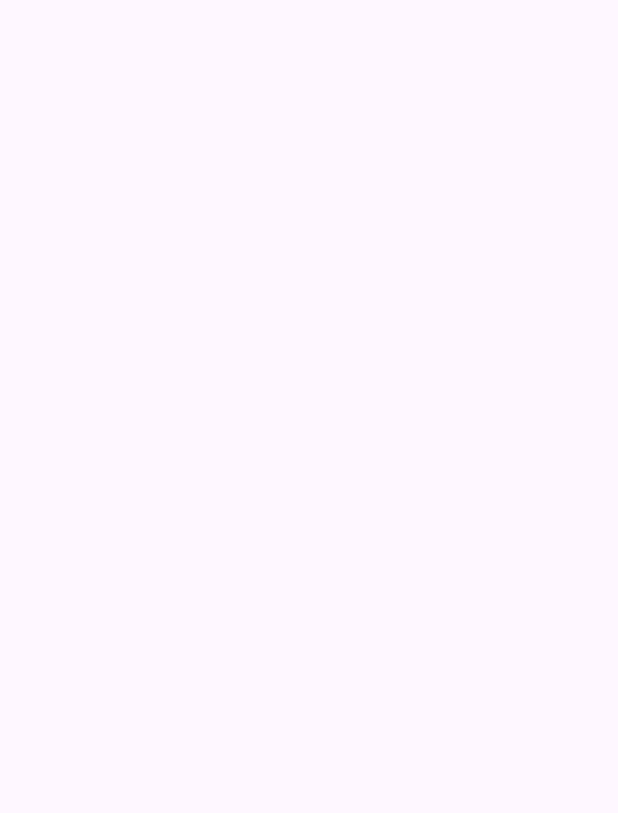
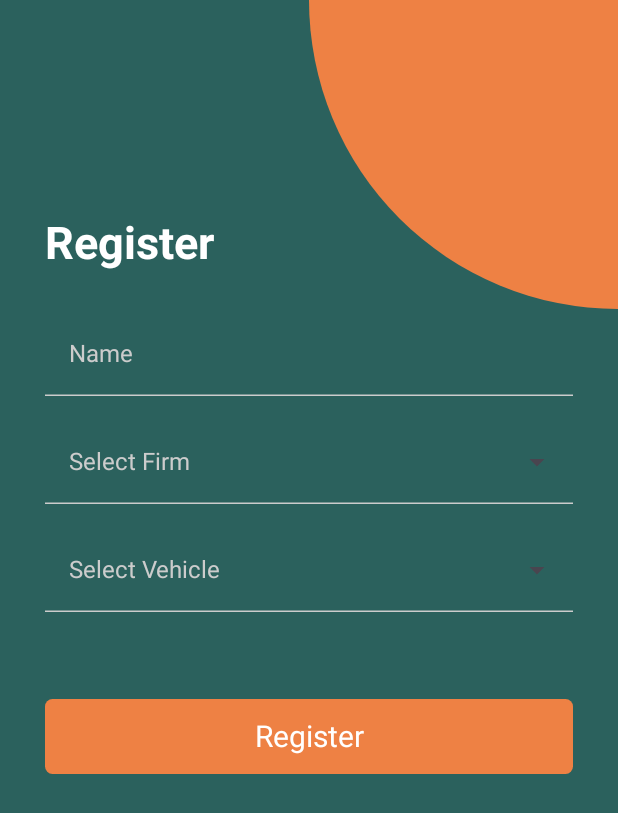
Before and after one commit to piyushprajpti/trackerapp, an Android app built with Jetpack Compose: the screen it shows after launch (MainActivity), on a phone screen of 412 x 824 dp. Before the commit the part shown is empty. Shown: the top 813 px of the screen. Run offline under Robolectric (Android 15) with nearby library versions, the phone set to English and light mode, and no system bars.

Commit message:
register page created and navController used

```diff
--- a/app/build.gradle.kts
+++ b/app/build.gradle.kts
@@ -42,7 +42,7 @@ android {
         compose = true
     }
     composeOptions {
-        kotlinCompilerExtensionVersion = "1.5.1"
+        kotlinCompilerExtensionVersion = "1.5.10"
     }
     packaging {
         resources {
--- a/app/src/main/java/com/example/trackerapp/MainActivity.kt
+++ b/app/src/main/java/com/example/trackerapp/MainActivity.kt
@@ -18,7 +18,7 @@ class MainActivity : ComponentActivity() {
                     modifier = Modifier.fillMaxSize(),
                     color = MaterialTheme.colorScheme.background
                 ) {
-
+                    TrackerApp()
                 }
             }
         }
--- /dev/null
+++ b/app/src/main/java/com/example/trackerapp/Screen.kt
@@ -0,0 +1,6 @@
+package com.example.trackerapp
+
+sealed class Screen (val route: String) {
+data object LoginScreen: Screen("loginScreen")
+data object RegisterScreen: Screen("registerScreen")
+}
--- /dev/null
+++ b/app/src/main/java/com/example/trackerapp/TrackerApp.kt
@@ -0,0 +1,36 @@
+package com.example.trackerapp
+
+import androidx.compose.animation.slideInHorizontally
+import androidx.compose.animation.slideOutHorizontally
+import androidx.compose.runtime.Composable
+import androidx.navigation.compose.NavHost
+import androidx.navigation.compose.composable
+import androidx.navigation.compose.navigation
+import androidx.navigation.compose.rememberNavController
+import com.example.trackerapp.presentation.auth.RegisterScreen
+import com.example.trackerapp.presentation.auth.LoginScreen
+
+@Composable
+fun TrackerApp() {
+    val navController = rememberNavController()
+
+    NavHost(
+        navController = navController,
+        startDestination = "auth_graph",
+        enterTransition = { slideInHorizontally(initialOffsetX = { it }) },
+        exitTransition = { slideOutHorizontally(targetOffsetX = { it }) }
+    ) {
+
+        // 1. Authentication Graph
+        navigation(route = "auth_graph", startDestination = Screen.RegisterScreen.route) {
+
+            composable(route = Screen.LoginScreen.route) {
+                LoginScreen()
+            }
+
+            composable(route = Screen.RegisterScreen.route) {
+                RegisterScreen()
+            }
+        }
+    }
+}
--- /dev/null
+++ b/app/src/main/java/com/example/trackerapp/presentation/CommonComponents.kt
@@ -0,0 +1 @@
+package com.example.trackerapp.presentation
--- /dev/null
+++ b/app/src/main/java/com/example/trackerapp/presentation/auth/AuthComponents.kt
@@ -0,0 +1,148 @@
+package com.example.trackerapp.presentation.auth
+
+import androidx.compose.foundation.layout.fillMaxWidth
+import androidx.compose.foundation.layout.padding
+import androidx.compose.foundation.shape.RoundedCornerShape
+import androidx.compose.foundation.text.KeyboardOptions
+import androidx.compose.material3.ButtonDefaults
+import androidx.compose.material3.DropdownMenu
+import androidx.compose.material3.DropdownMenuItem
+import androidx.compose.material3.ExperimentalMaterial3Api
+import androidx.compose.material3.ExposedDropdownMenuBox
+import androidx.compose.material3.ExposedDropdownMenuDefaults
+import androidx.compose.material3.MenuDefaults
+import androidx.compose.material3.Text
+import androidx.compose.material3.TextButton
+import androidx.compose.material3.TextField
+import androidx.compose.material3.TextFieldDefaults
+import androidx.compose.runtime.Composable
+import androidx.compose.runtime.getValue
+import androidx.compose.runtime.mutableStateOf
+import androidx.compose.runtime.remember
+import androidx.compose.runtime.setValue
+import androidx.compose.ui.Modifier
+import androidx.compose.ui.graphics.Color
+import androidx.compose.ui.text.input.KeyboardType
+import androidx.compose.ui.text.style.TextAlign
+import androidx.compose.ui.unit.dp
+import com.example.trackerapp.ui.theme.PrimaryOrange
+import com.example.trackerapp.ui.theme.Typography
+
+@Composable
+fun HeaderText(
+    text: String
+) {
+    Text(
+        text = text,
+        style = Typography.titleLarge,
+        color = Color.White,
+        textAlign = TextAlign.End
+    )
+}
+
+@OptIn(ExperimentalMaterial3Api::class)
+@Composable
+fun InputField(
+    modifier: Modifier = Modifier,
+    label: String,
+    value: String,
+    onValueChange: (value: String) -> Unit,
+    keyboardType: KeyboardType = KeyboardType.Text,
+    readOnly: Boolean = false,
+    trailingIcon: Boolean = false,
+    expended: Boolean = false
+) {
+    TextField(
+        label = { Text(text = label) },
+
+        value = value,
+
+        onValueChange = { onValueChange(it) },
+
+        singleLine = true,
+
+        readOnly = readOnly,
+
+        modifier = modifier
+            .fillMaxWidth()
+            .padding(vertical = 8.dp),
+
+        colors = TextFieldDefaults.colors(
+            unfocusedContainerColor = Color.Transparent,
+            focusedContainerColor = Color.Transparent,
+            unfocusedLabelColor = Color.LightGray,
+            focusedLabelColor = Color.White,
+            unfocusedIndicatorColor = Color.LightGray,
+            focusedIndicatorColor = Color.White
+        ),
+
+        keyboardOptions = KeyboardOptions(keyboardType = keyboardType),
+
+        trailingIcon = {
+            if (trailingIcon) ExposedDropdownMenuDefaults.TrailingIcon(expanded = expended)
+        }
+    )
+}
+
+@OptIn(ExperimentalMaterial3Api::class)
+@Composable
+fun DropDownList(
+    label: String,
+    value: String,
+    onValueChange: (value: String) -> Unit,
+    options: List<String>
+) {
+    var expended by remember {
+        mutableStateOf(false)
+    }
+
+    ExposedDropdownMenuBox(
+        expanded = expended,
+        onExpandedChange = { expended = !expended }
+    ) {
+        InputField(
+            modifier = Modifier.menuAnchor(),
+            label = label,
+            value = value,
+            onValueChange = {},
+            readOnly = true,
+            trailingIcon = true,
+            expended = expended
+        )
+
+        DropdownMenu(
+            expanded = expended,
+            onDismissRequest = { expended = false },
+            modifier = Modifier.fillMaxWidth(.8f)
+        ) {
+            options.forEach { option ->
+                DropdownMenuItem(
+                    text = { Text(text = option) },
+
+                    onClick = {
+                        expended = !expended
+                        onValueChange(option)
+                    },
+
+                    colors = MenuDefaults.itemColors(textColor = Color.White)
+                )
+            }
+        }
+    }
+}
+
+@Composable
+fun ActionButton(
+    text: String
+) {
+    TextButton(
+        onClick = { /*TODO*/ },
+        shape = RoundedCornerShape(5.dp),
+        colors = ButtonDefaults.textButtonColors(containerColor = PrimaryOrange),
+        modifier = Modifier
+            .fillMaxWidth()
+
+    ) {
+        Text(text = text, style = Typography.titleSmall, color = Color.White, modifier = Modifier.padding(vertical = 5.dp))
+    }
+}
--- /dev/null
+++ b/app/src/main/java/com/example/trackerapp/presentation/auth/LoginScreen.kt
@@ -0,0 +1,8 @@
+package com.example.trackerapp.presentation.auth
+
+import androidx.compose.runtime.Composable
+
+@Composable
+fun LoginScreen() {
+
+}
--- /dev/null
+++ b/app/src/main/java/com/example/trackerapp/presentation/auth/RegisterScreen.kt
@@ -0,0 +1,103 @@
+package com.example.trackerapp.presentation.auth
+
+import androidx.compose.foundation.Canvas
+import androidx.compose.foundation.background
+import androidx.compose.foundation.layout.Box
+import androidx.compose.foundation.layout.Row
+import androidx.compose.foundation.layout.Spacer
+import androidx.compose.foundation.layout.fillMaxSize
+import androidx.compose.foundation.layout.fillMaxWidth
+import androidx.compose.foundation.layout.height
+import androidx.compose.foundation.layout.padding
+import androidx.compose.foundation.lazy.LazyColumn
+import androidx.compose.runtime.Composable
+import androidx.compose.runtime.getValue
+import androidx.compose.runtime.mutableStateOf
+import androidx.compose.runtime.remember
+import androidx.compose.runtime.setValue
+import androidx.compose.ui.Alignment
+import androidx.compose.ui.Modifier
+import androidx.compose.ui.platform.LocalConfiguration
+import androidx.compose.ui.text.input.KeyboardType
+import androidx.compose.ui.text.input.TextFieldValue
+import androidx.compose.ui.unit.dp
+import com.example.trackerapp.ui.theme.PrimaryGreen
+import com.example.trackerapp.ui.theme.PrimaryOrange
+
+@Composable
+fun RegisterScreen() {
+
+    val configuration = LocalConfiguration.current
+    val screenWidth = configuration.screenWidthDp
+    val screenHeight = configuration.screenHeightDp
+
+    var name by remember {
+        mutableStateOf(TextFieldValue(""))
+    }
+    var firm by remember {
+        mutableStateOf(TextFieldValue(""))
+    }
+    var vehicleNumber by remember {
+        mutableStateOf(TextFieldValue(""))
+    }
+
+    Box(
+        modifier = Modifier
+            .fillMaxSize()
+            .background(PrimaryGreen)
+    ) {
+        Canvas(modifier = Modifier.align(Alignment.TopEnd)) {
+            drawCircle(radius = screenWidth.dp.toPx() / 2, color = PrimaryOrange)
+        }
+
+        LazyColumn(
+            modifier = Modifier
+                .fillMaxSize()
+                .padding(30.dp)
+        ) {
+            item {
+                Row(
+                    modifier = Modifier
+                        .fillMaxWidth()
+                        .height(150.dp),
+                    verticalAlignment = Alignment.Bottom
+                ) {
+                    HeaderText(text = "Register")
+                }
+            }
+
+            // input fields
+            item {
+                Spacer(modifier = Modifier.height(20.dp))
+
+                InputField(
+                    label = "Name",
+                    value = name.text,
+                    onValueChange = { name = TextFieldValue(it) },
+                    keyboardType = KeyboardType.Text
+                )
+
+                DropDownList(
+                    label = "Select Firm",
+                    value = firm.text,
+                    onValueChange = { firm = TextFieldValue(it) },
+                    options = listOf("TCS", "IBM", "Google", "Microsoft")
+                )
+
+                DropDownList(
+                    label = "Select Vehicle",
+                    value = vehicleNumber.text,
+                    onValueChange = { vehicleNumber = TextFieldValue(it) },
+                    options = listOf("RJ 02 CE 0807", "DL 4A CV 2156", "DL 3C TA 9412", "HR 55 X 2822")
+                )
+
+                Spacer(modifier = Modifier.height(50.dp))
+
+            }
+
+            item {
+                ActionButton(text = "Register")
+            }
+        }
+    }
+}
--- a/app/src/main/java/com/example/trackerapp/ui/theme/Color.kt
+++ b/app/src/main/java/com/example/trackerapp/ui/theme/Color.kt
@@ -1 +1,6 @@
 package com.example.trackerapp.ui.theme
+
+import androidx.compose.ui.graphics.Color
+
+val PrimaryOrange = Color(0xFFEE8144)
+val PrimaryGreen = Color(0xFF2B615D)
--- a/app/src/main/java/com/example/trackerapp/ui/theme/Theme.kt
+++ b/app/src/main/java/com/example/trackerapp/ui/theme/Theme.kt
@@ -10,6 +10,7 @@ import androidx.compose.material3.dynamicLightColorScheme
 import androidx.compose.material3.lightColorScheme
 import androidx.compose.runtime.Composable
 import androidx.compose.runtime.SideEffect
+import androidx.compose.ui.graphics.Color
 import androidx.compose.ui.graphics.toArgb
 import androidx.compose.ui.platform.LocalContext
 import androidx.compose.ui.platform.LocalView
@@ -43,7 +44,7 @@ fun TrackerappTheme(
     if (!view.isInEditMode) {
         SideEffect {
             val window = (view.context as Activity).window
-            window.statusBarColor = colorScheme.primary.toArgb()
+            window.statusBarColor = Color.Transparent.toArgb()
             WindowCompat.getInsetsController(window, view).isAppearanceLightStatusBars = darkTheme
         }
     }
--- a/app/src/main/java/com/example/trackerapp/ui/theme/Type.kt
+++ b/app/src/main/java/com/example/trackerapp/ui/theme/Type.kt
@@ -8,27 +8,32 @@ import androidx.compose.ui.unit.sp
 
 // Set of Material typography styles to start with
 val Typography = Typography(
+    titleLarge = TextStyle(
+        fontFamily = FontFamily.Default,
+        fontWeight = FontWeight.Bold,
+        fontSize = 30.sp,
+        lineHeight = 28.sp,
+    ),
+
+    titleSmall = TextStyle(
+        fontFamily = FontFamily.Default,
+        fontWeight = FontWeight.Normal,
+        fontSize = 20.sp,
+        lineHeight = 24.sp,
+    ),
+
     bodyLarge = TextStyle(
         fontFamily = FontFamily.Default,
         fontWeight = FontWeight.Normal,
         fontSize = 16.sp,
         lineHeight = 24.sp,
-        letterSpacing = 0.5.sp
-    )
-    /* Other default text styles to override
-    titleLarge = TextStyle(
-        fontFamily = FontFamily.Default,
-        fontWeight = FontWeight.Normal,
-        fontSize = 22.sp,
-        lineHeight = 28.sp,
-        letterSpacing = 0.sp
     ),
+
     labelSmall = TextStyle(
         fontFamily = FontFamily.Default,
         fontWeight = FontWeight.Medium,
         fontSize = 11.sp,
         lineHeight = 16.sp,
-        letterSpacing = 0.5.sp
+
     )
-    */
 )
```
